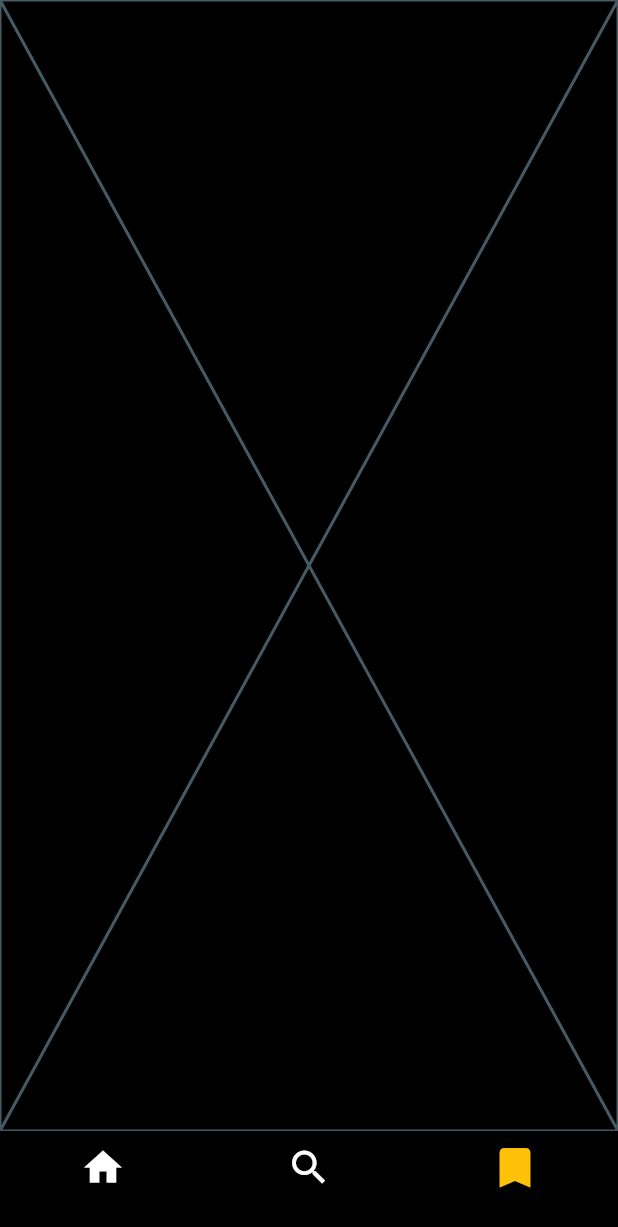
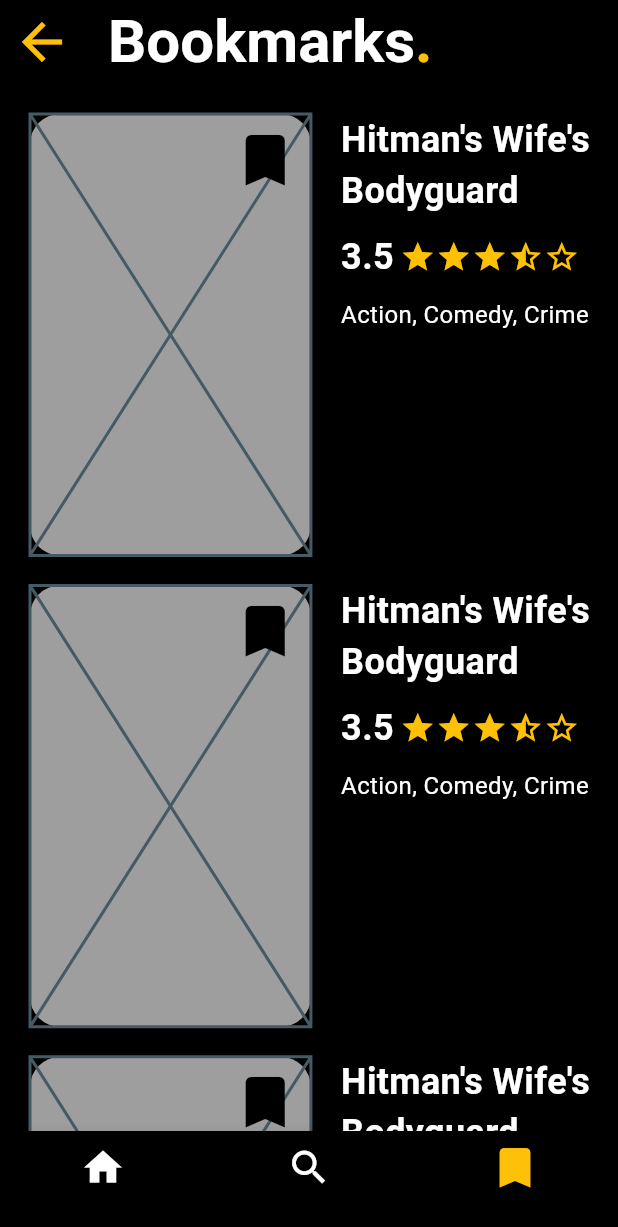
Before and after one commit to ismailbabacann/imdb-movie-search-app_flutter, a Flutter app: the screen it shows after launch, item 3 of the bottom bar chosen, on a phone screen of 412 x 824 dp. Shown: the top 1227 px of the screen. Run offline on Flutter 3.47's test engine with Material 3 defaults, Android fonts, the phone set to English and light mode, and no system bars.

Commit message:
most of the parts of UI handled

```diff
--- a/lib/ui/screens/bookmarkspage.dart
+++ b/lib/ui/screens/bookmarkspage.dart
@@ -1,4 +1,5 @@
 import 'package:flutter/material.dart';
+import 'package:moviesearchapp/ui/specialwidgets/movieinfocard.dart';
 
 class Bookmarkspage extends StatefulWidget {
   const Bookmarkspage({super.key});
@@ -10,6 +11,45 @@ class Bookmarkspage extends StatefulWidget {
 class _BookmarkspageState extends State<Bookmarkspage> {
   @override
   Widget build(BuildContext context) {
-    return const Placeholder();
+    return Scaffold(
+      backgroundColor: Colors.black,
+      appBar: AppBar(
+        leading: Icon(Icons.arrow_back , ),
+        iconTheme: IconThemeData(color: Colors.amber , size: 40),
+        backgroundColor: Colors.black,
+        title: RichText(
+          text: const TextSpan(
+            text: "Bookmarks",
+            style: TextStyle(fontSize: 40, fontWeight: FontWeight.bold),
+            children: [
+              TextSpan(
+                  text: ".",
+                  style: TextStyle(
+                      fontSize: 40,
+                      fontWeight: FontWeight.bold,
+                      color: Colors.amber))
+            ],
+          ),
+        ),
+      ),
+      body: const SingleChildScrollView(
+        scrollDirection: Axis.vertical,
+        child: Padding(
+          padding: EdgeInsets.only(left: 20),
+          child: Column(
+            children: [
+              SizedBox(height: 20,),
+              Movieinfocard(),
+              SizedBox(height: 20,),
+              Movieinfocard(),
+              SizedBox(height: 20,),
+              Movieinfocard(),
+              SizedBox(height: 20,),
+              Movieinfocard(),
+            ],
+          ),
+        ),
+      ),
+    );
   }
 }
--- a/lib/ui/screens/navigation.dart
+++ b/lib/ui/screens/navigation.dart
@@ -50,7 +50,6 @@ class _NavigationState extends State<Navigation> {
           ),
           BottomNavigationBarItem(
             icon: Icon(
-
               Icons.bookmark,
               color: selectedIndex == 2 ? Colors.amber : Colors.white,
               size: selectedIndex == 2 ? 35 : 30,
--- a/lib/ui/specialwidgets/movieinfocard.dart
+++ b/lib/ui/specialwidgets/movieinfocard.dart
@@ -1,19 +1,23 @@
 import 'package:flutter/material.dart';
 
 class Movieinfocard extends StatefulWidget {
-  const Movieinfocard({super.key});
+  const Movieinfocard({Key? key}) : super(key: key);
 
   @override
   State<Movieinfocard> createState() => _MovieinfocardState();
 }
 
 class _MovieinfocardState extends State<Movieinfocard> {
+  bool isBookmarked = false;
+
   @override
   Widget build(BuildContext context) {
     double deviceHeight = MediaQuery.of(context).size.height;
     double deviceWidth = MediaQuery.of(context).size.width;
     return Row(
       crossAxisAlignment: CrossAxisAlignment.start,
+      children: [
+        Stack(
           children: [
             Container(
               width: deviceWidth / 2.2,
@@ -22,6 +26,25 @@ class _MovieinfocardState extends State<Movieinfocard> {
                 borderRadius: BorderRadius.circular(20),
                 color: Colors.grey,
               ),
+              child: Placeholder(), // Buraya istediğiniz film posterini ekleyebilirsiniz
+            ),
+            Positioned(
+              top: 8,
+              right: 8,
+              child: GestureDetector(
+                onTap: () {
+                  setState(() {
+                    isBookmarked = !isBookmarked;
+                  });
+                },
+                child: Icon(
+                  Icons.bookmark,
+                  color: isBookmarked ? Colors.amber : Colors.black,
+                  size: 45,
+                ),
+              ),
+            ),
+          ],
         ),
         SizedBox(
           width: 20,
@@ -30,11 +53,14 @@ class _MovieinfocardState extends State<Movieinfocard> {
           child: Column(
             crossAxisAlignment: CrossAxisAlignment.start,
             children: [
-              Text("Hitman's Wife's Bodyguard",
+              Text(
+                "Hitman's Wife's Bodyguard",
                 style: TextStyle(
                   color: Colors.white,
                   fontSize: 24,
-                      fontWeight: FontWeight.bold)),
+                  fontWeight: FontWeight.bold,
+                ),
+              ),
               SizedBox(
                 height: 10,
               ),
@@ -60,7 +86,7 @@ class _MovieinfocardState extends State<Movieinfocard> {
                 height: 10,
               ),
               Text(
-                "Action,Comedy,Crime",
+                "Action, Comedy, Crime",
                 style: TextStyle(
                   fontSize: 16,
                   color: Colors.white,
```
Also changed, not shown: lib/ui/screens/discover.dart (+76 -0 lines), lib/ui/screens/mainpage.dart (+32 -25 lines), lib/ui/screens/searchpage.dart (+22 -1 lines), lib/ui/specialwidgets/customchip.dart (added, +31 -0 lines). Lines whose indentation alone changed are shown as unchanged.
